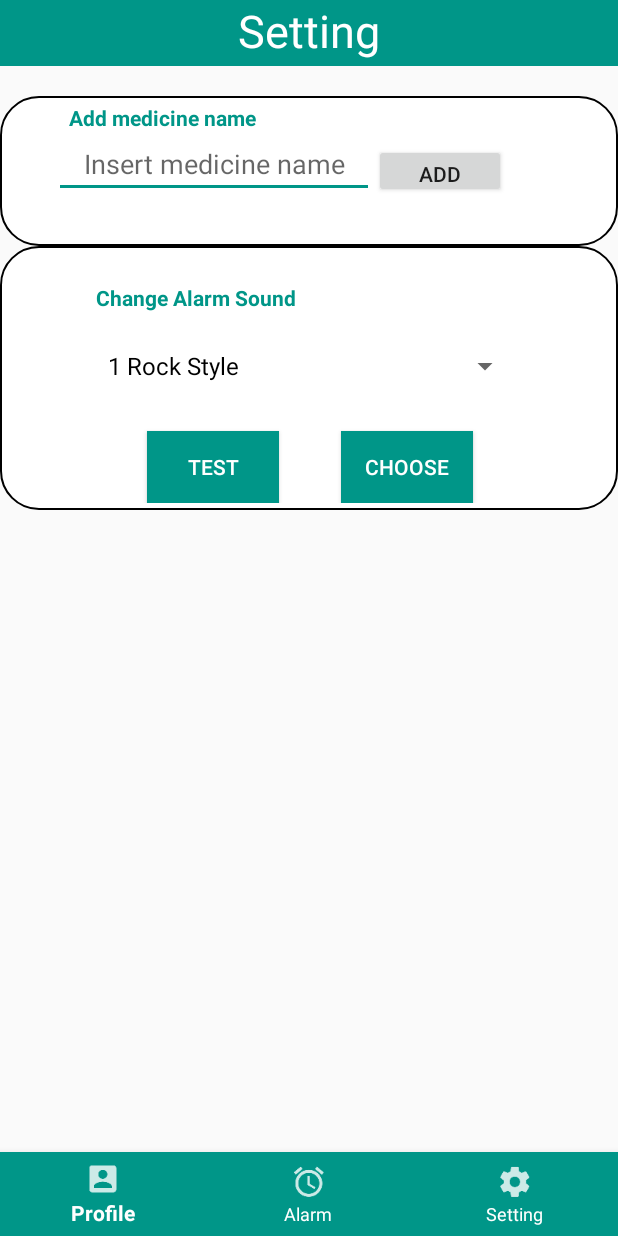
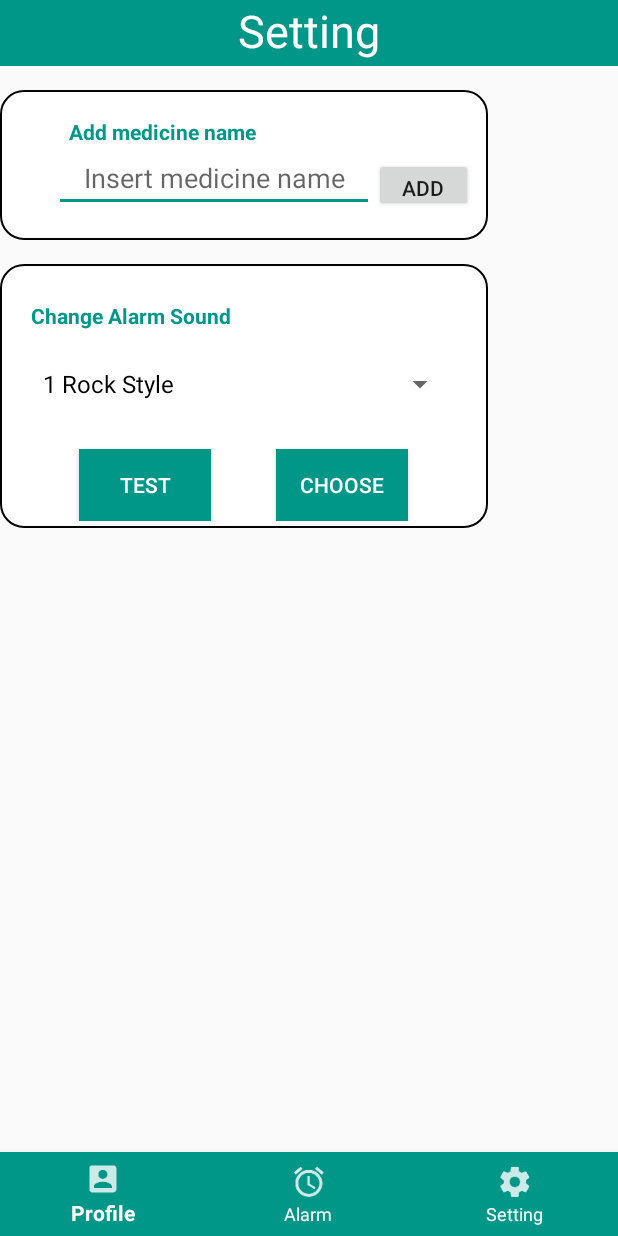
Before and after one commit to hackkarn/Ohyes, an Android app: the SettingActivity screen opened directly, with no data from a screen before it, on a phone screen of 412 x 824 dp. Run offline under Robolectric (Android 15) with nearby library versions, the phone set to English and light mode, and no system bars; network calls fail.

Commit message:
Auto stash before merge of "master" and "origin/master"

```diff
--- a/app/src/main/res/drawable/card_edge.xml
+++ b/app/src/main/res/drawable/card_edge.xml
@@ -6,6 +6,6 @@
     <size android:width="30dp"/>
 
     <padding android:bottom="5dp" android:left="10dp" android:right="10dp" android:top="5dp"/>
-    <corners android:topLeftRadius="25dp" android:bottomLeftRadius="25dp"
-        android:topRightRadius="25dp" android:bottomRightRadius="25dp"/>
+    <corners android:topLeftRadius="15dp" android:bottomLeftRadius="15dp"
+        android:topRightRadius="15dp" android:bottomRightRadius="15dp"/>
 </shape>
--- a/app/src/main/res/layout/activity_profile.xml
+++ b/app/src/main/res/layout/activity_profile.xml
@@ -95,6 +95,7 @@
         app:layout_constraintRight_toRightOf="parent"
         app:layout_constraintTop_toBottomOf="@+id/tvPUsername" />
 
+
     <Button
         android:id="@+id/bLogout"
         android:layout_width="match_parent"
--- a/app/src/main/res/layout/activity_register.xml
+++ b/app/src/main/res/layout/activity_register.xml
@@ -112,7 +112,7 @@
 
         <Button
             android:id="@+id/bSubmit"
-            android:layout_width="368dp"
+            android:layout_width="match_parent"
             android:layout_height="wrap_content"
             android:layout_marginEnd="8dp"
             android:layout_marginLeft="8dp"
@@ -123,10 +123,7 @@
             android:text="Submit"
             android:textColor="#ffffffff"
             app:layout_constraintHorizontal_bias="0.0"
-            app:layout_constraintLeft_toLeftOf="parent"
-            app:layout_constraintRight_toRightOf="parent"
-            app:layout_constraintTop_toBottomOf="@+id/etRConPassword"
-            tools:layout_width="match_parent" />
+            app:layout_constraintTop_toBottomOf="@+id/etRConPassword" />
 
     </LinearLayout>
 
@@ -142,6 +139,6 @@
         app:layout_constraintLeft_toLeftOf="parent"
         app:layout_constraintRight_toRightOf="parent"
         app:layout_constraintTop_toBottomOf="@+id/linearLayout"
-        tools:textSize="16dp" />
+        tools:textSize="24dp" />
 
 </android.support.constraint.ConstraintLayout>
--- a/app/src/main/res/layout/activity_setting.xml
+++ b/app/src/main/res/layout/activity_setting.xml
@@ -46,14 +46,18 @@
         android:layout_width="0dp" />
 
 
-
     <RelativeLayout
         android:id="@+id/layout1"
-        android:layout_width="match_parent"
+        android:layout_width="325dp"
         android:layout_height="100dp"
-        android:layout_marginTop="20dp"
+        android:layout_alignParentBottom="true"
+        android:layout_centerHorizontal="true"
+        android:layout_marginTop="16dp"
+        android:background="@drawable/card_edge"
+        android:gravity="center"
         app:layout_constraintTop_toBottomOf="@+id/header_layout"
-        android:background="@drawable/card_edge">
+
+        tools:layout_editor_absoluteX="18dp">
 
         <TextView
             android:layout_width="wrap_content"
@@ -62,10 +66,10 @@
             android:layout_alignParentTop="true"
             android:layout_alignStart="@+id/etSNameMed"
             android:layout_marginLeft="10dp"
+            android:layout_marginStart="10dp"
+            android:text="Add medicine name"
             android:textColor="@color/colorAccent"
-            android:textStyle="bold"
-            android:layout_marginStart="10dp"
-            android:text="Add medicine name" />
+            android:textStyle="bold" />
 
         <EditText
             android:id="@+id/etSNameMed"
@@ -98,10 +102,12 @@
     </RelativeLayout>
 
     <RelativeLayout
-        android:layout_width="match_parent"
+        android:layout_width="325dp"
         android:layout_height="176dp"
+        android:layout_marginTop="16dp"
+        android:background="@drawable/card_edge"
         app:layout_constraintTop_toBottomOf="@+id/layout1"
-        android:background="@drawable/card_edge">
+        tools:layout_editor_absoluteX="18dp">
 
         <TextView
             android:id="@+id/textSound"
@@ -111,9 +117,9 @@
             android:layout_alignParentTop="true"
             android:layout_alignStart="@+id/spinnerChoose"
             android:layout_marginTop="20dp"
+            android:text="Change Alarm Sound"
             android:textColor="@color/colorAccent"
             android:textStyle="bold"
-            android:text="Change Alarm Sound"
 
             tools:layout_editor_absoluteX="28dp" />
 
@@ -133,13 +139,14 @@
         <Button
             android:id="@+id/bTest"
             android:layout_width="wrap_content"
-            android:layout_height="wrap_content"
+            android:layout_height="48dp"
             android:layout_alignEnd="@+id/textSound"
             android:layout_alignParentBottom="true"
             android:layout_alignRight="@+id/textSound"
-            android:layout_marginEnd="11dp"
-            android:layout_marginRight="11dp"
+            android:layout_marginEnd="13dp"
+            android:layout_marginRight="13dp"
             android:background="@color/colorAccent"
+
             android:text="Test"
             android:textColor="#ffffffff"
             app:layout_constraintEnd_toEndOf="parent"
```
